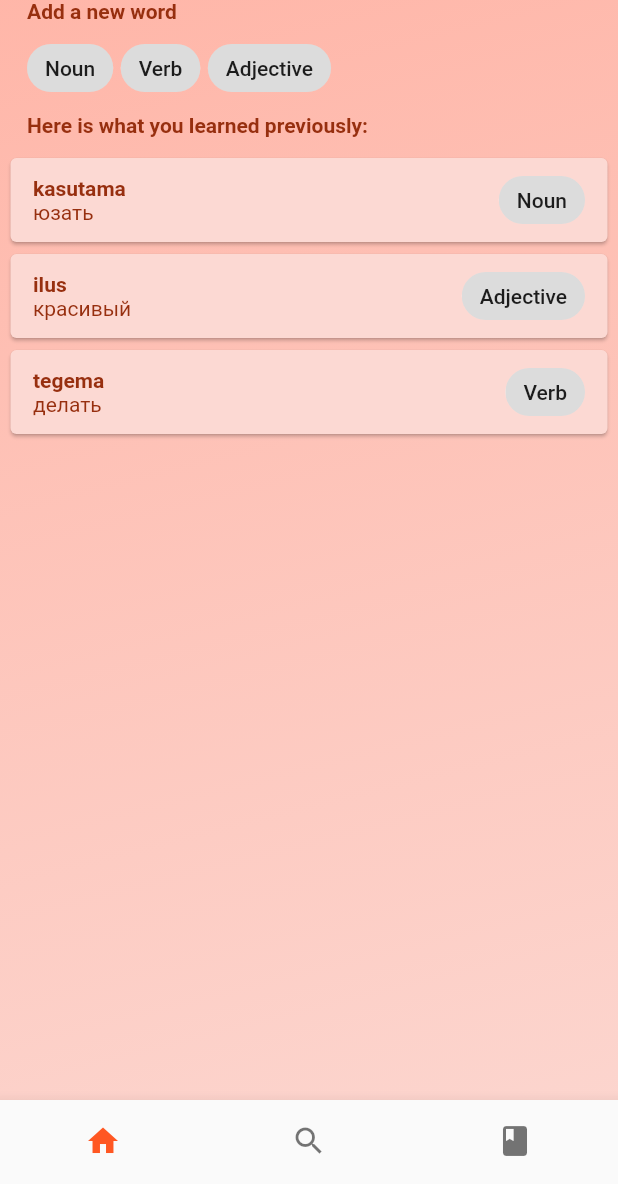
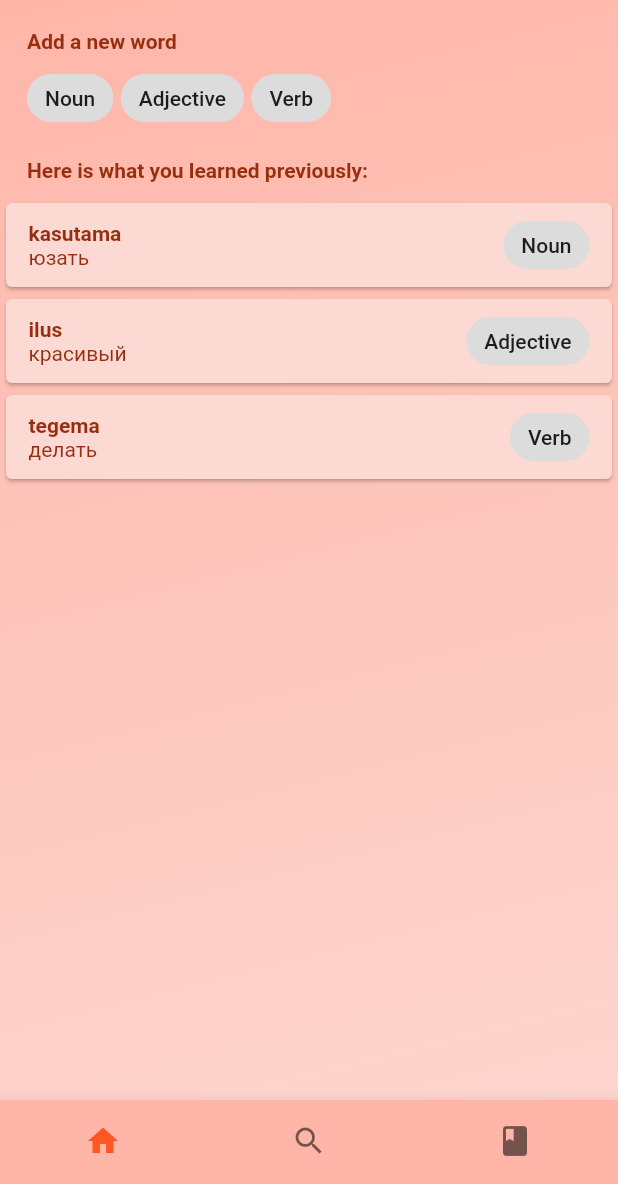
Before and after one commit to kirillsun1/estdict, a Flutter app: the screen it shows after launch, on a phone screen of 412 x 824 dp, the part 52-1236 px from its top. Run offline on Flutter 3.47's test engine with Material 2 defaults, Android fonts, the phone set to English and light mode, and no system bars.

Commit message:
Improve style and make 'add new word' buttons clickable

```diff
--- a/lib/components/card/word_overview.dart
+++ b/lib/components/card/word_overview.dart
@@ -38,16 +38,3 @@ class WordOverview extends StatelessWidget {
     ));
   }
 }
-
-String translateWordType(WordType wordType) {
-  switch (wordType) {
-    case WordType.NOUN:
-      return "Noun";
-
-    case WordType.ADJECTIVE:
-      return "Adjective";
-
-    case WordType.VERB:
-      return "Verb";
-  }
-}
--- a/lib/components/pages/home_page.dart
+++ b/lib/components/pages/home_page.dart
@@ -15,7 +15,7 @@ final List<Word> words = [
   Word(WordType.VERB, [
     WordForm(WordFormType.EST_MA_INF, "tegema"),
     WordForm(WordFormType.RUS_INF, "делать"),
-  ]),
+  ])
 ];
 
 class HomePage extends StatelessWidget {
@@ -31,11 +31,11 @@ class HomePage extends StatelessWidget {
             ),
             createWelcomeBar(),
             SizedBox(
-              height: MediaQuery.of(context).padding.top,
+              height: 20,
             ),
             createNewWordBar(),
             SizedBox(
-              height: MediaQuery.of(context).padding.top,
+              height: 10,
             ),
             createLastAddedWords(words)
           ],
@@ -72,7 +72,7 @@ Widget createWelcomeBar() {
 
 Widget createLastAddedWords(List<Word> words) {
   return Padding(
-      padding: const EdgeInsets.only(left: 3, right: 3),
+      padding: const EdgeInsets.only(left: 0, right: 0),
       child: Row(
         children: [
           Expanded(
@@ -81,7 +81,7 @@ Widget createLastAddedWords(List<Word> words) {
               crossAxisAlignment: CrossAxisAlignment.start,
               children: [
                 Padding(
-                  padding: const EdgeInsets.only(left: 15, right: 15),
+                  padding: const EdgeInsets.only(left: 18, right: 18),
                   child: Text(
                     'Here is what you learned previously:',
                     textAlign: TextAlign.left,
@@ -102,6 +102,7 @@ Widget createLastAddedWords(List<Word> words) {
 }
 
 Widget createNewWordBar() {
+  var wordTypes = WordType.values;
   return Padding(
       padding: const EdgeInsets.only(left: 18, right: 18),
       child: Row(
@@ -120,19 +121,16 @@ Widget createNewWordBar() {
               ),
               SizedBox(
                 height: 60,
-                child: ListView(
+                child: ListView.separated(
                   scrollDirection: Axis.horizontal,
-                  children: [
-                    Chip(label: Text('Noun')),
-                    SizedBox(
-                      width: 5,
-                    ),
-                    Chip(label: Text('Verb')),
-                    SizedBox(
-                      width: 5,
-                    ),
-                    Chip(label: Text('Adjective'))
-                  ],
+                  separatorBuilder: (context, index) => SizedBox(
+                    width: 5,
+                  ),
+                  itemCount: wordTypes.length,
+                  itemBuilder: (context, index) => ActionChip(
+                      label: Text(translateWordType(wordTypes[index])),
+                      onPressed: () =>
+                          openWordCreationDialog(wordTypes[index])),
                 ),
               )
             ],
@@ -140,3 +138,7 @@ Widget createNewWordBar() {
         ],
       ));
 }
+
+void openWordCreationDialog(WordType wordType) {
+  print("hello " + wordType.toString());
+}
--- a/lib/domain/word.dart
+++ b/lib/domain/word.dart
@@ -1,6 +1,23 @@
 import 'package:collection/collection.dart';
 
-enum WordType { NOUN, ADJECTIVE, VERB }
+enum WordType {
+  NOUN,
+  ADJECTIVE,
+  VERB
+}
+
+String translateWordType(WordType wordType) {
+  switch (wordType) {
+    case WordType.NOUN:
+      return "Noun";
+
+    case WordType.ADJECTIVE:
+      return "Adjective";
+
+    case WordType.VERB:
+      return "Verb";
+  }
+}
 
 class Word {
   final WordType wordType;
--- a/lib/main.dart
+++ b/lib/main.dart
@@ -24,13 +24,18 @@ class EstDictionary extends StatelessWidget {
           primarySwatch: Colors.deepOrange,
           cardColor: lighten(secondaryColor),
           textTheme: textTheme,
-      ),
+          bottomNavigationBarTheme: Theme.of(context)
+              .bottomNavigationBarTheme
+              .copyWith(backgroundColor: primaryColor)),
       darkTheme: ThemeData(
           brightness: Brightness.dark,
-          primaryColor: darken(primaryColor, darkModeModifiers[0]),
-          accentColor: darken(secondaryColor, darkModeModifiers[0]),
+          primaryColor: darken(primaryColor, 60),
+          accentColor: darken(secondaryColor, 30),
           primarySwatch: Colors.deepOrange,
-          cardColor: darken(primaryColor, darkModeModifiers[1])),
+          cardColor: darken(primaryColor, 65),
+          bottomNavigationBarTheme: Theme.of(context)
+              .bottomNavigationBarTheme
+              .copyWith(backgroundColor: darken(primaryColor, 60))),
       themeMode: ThemeMode.system,
       home: HomePage(),
     );
```
Lines whose indentation alone changed are shown as unchanged.
